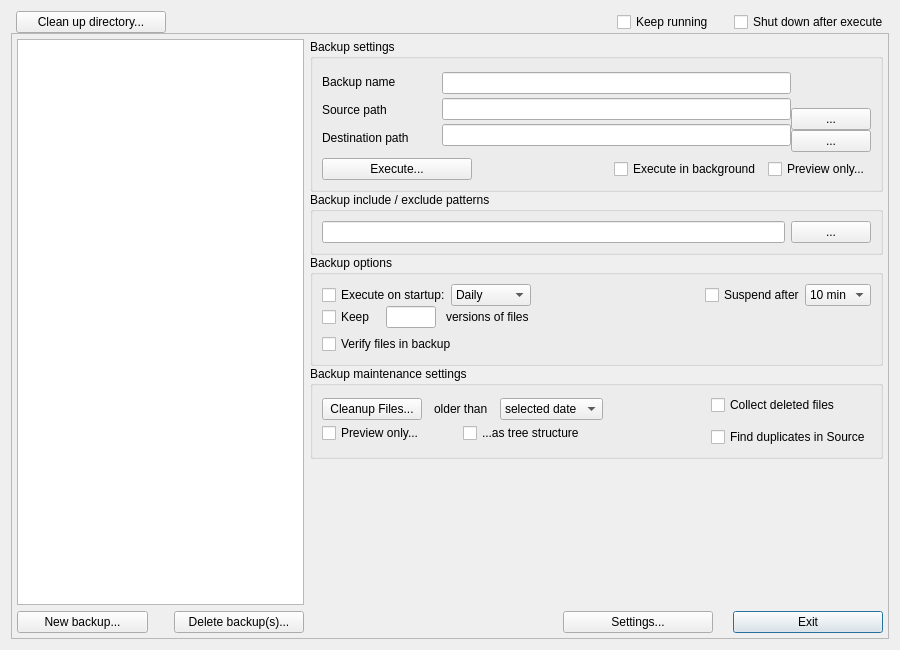
Before: the Qt Designer form mainwindow.ui in ValentinIllich/Automatic-Backup, drawn with Qt 5.
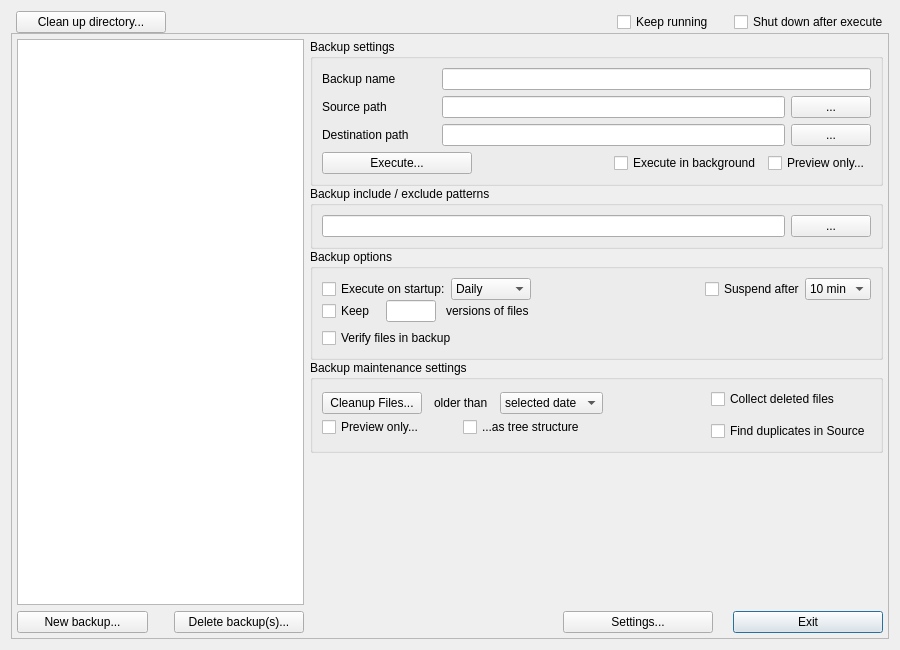
After: the same form once the commit is applied.

Commit message: changing layout for source and destination properties

The edit to the form file:
```diff
--- a/mainwindow.ui
+++ b/mainwindow.ui
@@ -215,7 +215,7 @@
                    <item>
                     <layout class="QVBoxLayout" name="verticalLayout">
                      <property name="spacing">
-                      <number>-1</number>
+                      <number>6</number>
                      </property>
                      <item>
                       <widget class="QLabel" name="label_4">
@@ -261,7 +261,7 @@
                    <item>
                     <layout class="QVBoxLayout" name="verticalLayout_2">
                      <property name="spacing">
-                      <number>-1</number>
+                      <number>6</number>
                      </property>
                      <item>
                       <widget class="QLineEdit" name="nameText">
@@ -271,6 +271,8 @@
                       </widget>
                      </item>
                      <item>
+                      <layout class="QHBoxLayout" name="horizontalLayout_14">
+                       <item>
                       <widget class="QLineEdit" name="sourceLab">
                        <property name="toolTip">
                         <string>Source path</string>
@@ -278,33 +280,6 @@
                       </widget>
                      </item>
                      <item>
-                      <widget class="QLineEdit" name="destLab">
-                       <property name="toolTip">
-                        <string>Destination path</string>
-                       </property>
-                      </widget>
-                     </item>
-                    </layout>
-                   </item>
-                   <item>
-                    <layout class="QVBoxLayout" name="verticalLayout_3">
-                     <property name="spacing">
-                      <number>-1</number>
-                     </property>
-                     <item>
-                      <spacer name="verticalSpacer_2">
-                       <property name="orientation">
-                        <enum>Qt::Vertical</enum>
-                       </property>
-                       <property name="sizeHint" stdset="0">
-                        <size>
-                         <width>20</width>
-                         <height>40</height>
-                        </size>
-                       </property>
-                      </spacer>
-                     </item>
-                     <item>
                       <widget class="QPushButton" name="sourceButt">
                        <property name="toolTip">
                         <string>Select source path</string>
@@ -314,6 +289,17 @@
                        </property>
                       </widget>
                      </item>
+                      </layout>
+                     </item>
+                     <item>
+                      <layout class="QHBoxLayout" name="horizontalLayout_15">
+                       <item>
+                        <widget class="QLineEdit" name="destLab">
+                         <property name="toolTip">
+                          <string>Destination path</string>
+                         </property>
+                        </widget>
+                       </item>
                      <item>
                       <widget class="QPushButton" name="destButt">
                        <property name="toolTip">
@@ -324,6 +310,15 @@
                        </property>
                       </widget>
                      </item>
+                      </layout>
+                     </item>
+                    </layout>
+                   </item>
+                   <item>
+                    <layout class="QVBoxLayout" name="verticalLayout_3">
+                     <property name="spacing">
+                      <number>6</number>
+                     </property>
                     </layout>
                    </item>
                   </layout>
```
Lines whose indentation alone changed are shown as unchanged.
